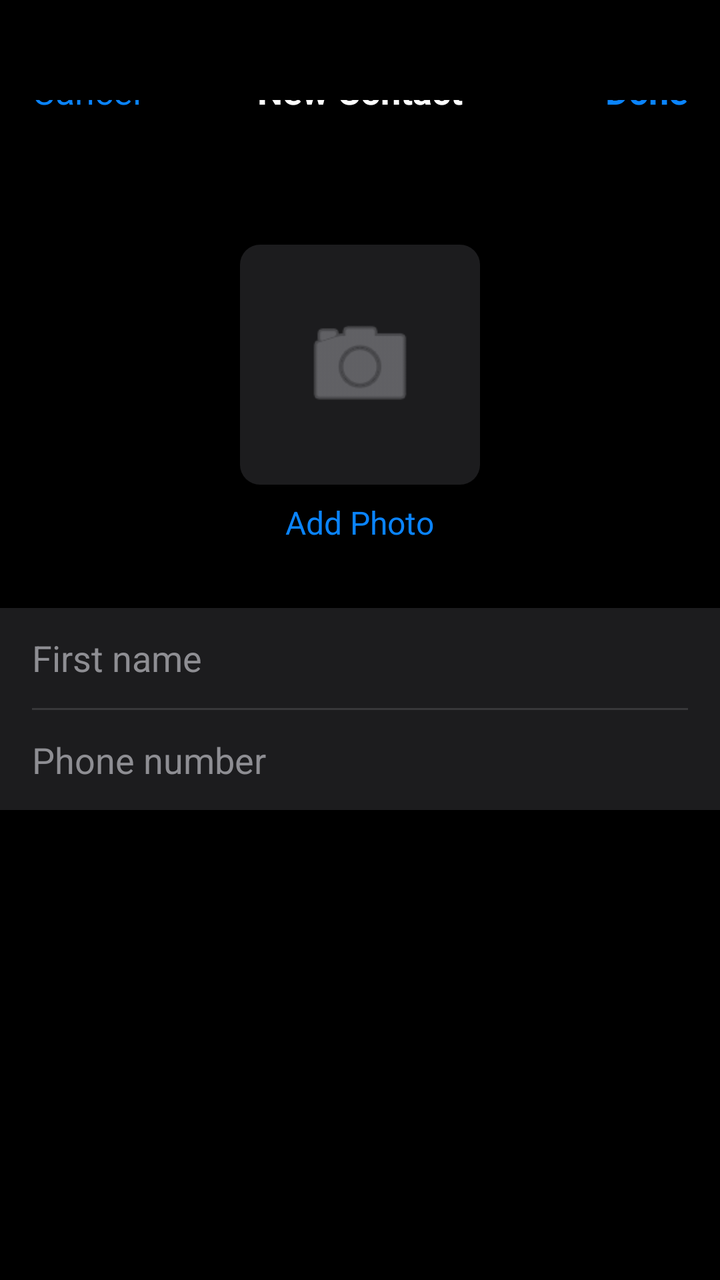
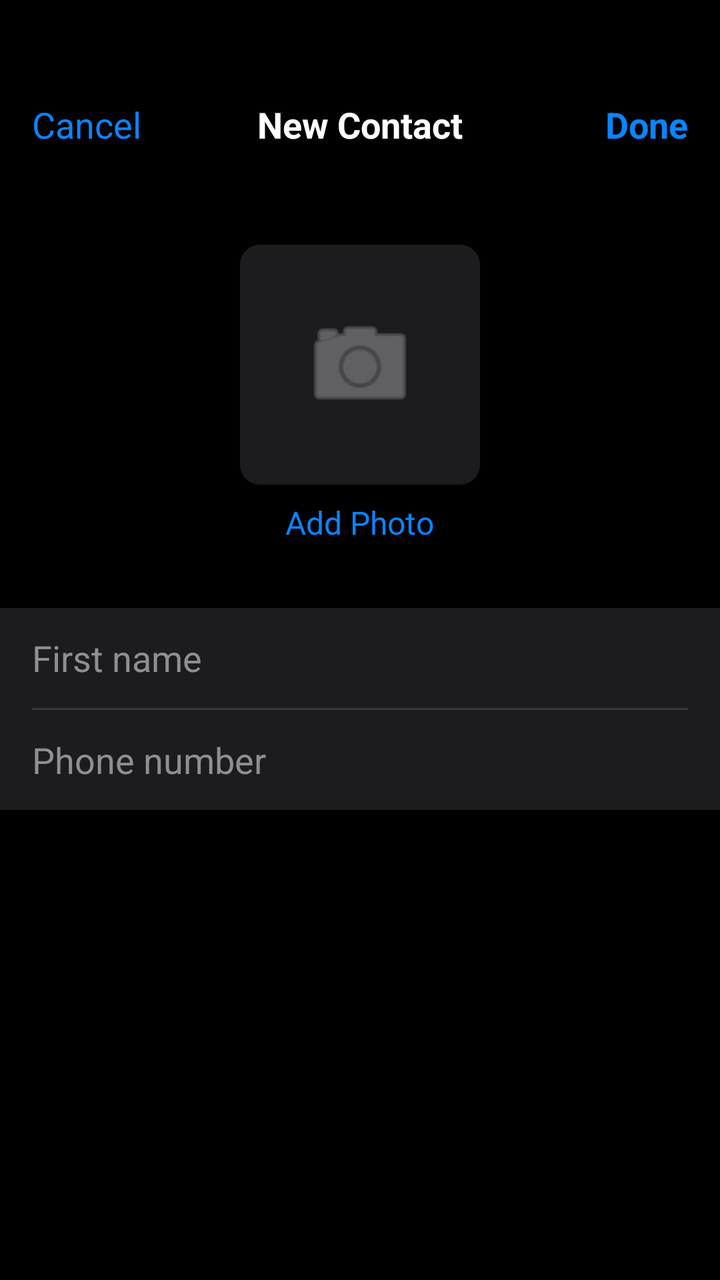

The first picture is an Android layout as it rendered before a commit; the second is the same layout after the commit. The layout source and the unified diff follow.
<!-- AndroidManifest.xml: application theme Theme.MyContact -->
<!-- res/layout/activity_add_contact.xml -->
<?xml version="1.0" encoding="utf-8"?>
<LinearLayout xmlns:android="http://schemas.android.com/apk/res/android"
    xmlns:app="http://schemas.android.com/apk/res-auto"
    android:layout_width="match_parent"
    android:layout_height="match_parent"
    android:background="#000000"
    android:orientation="vertical">

    <RelativeLayout
        android:layout_width="match_parent"
        android:layout_height="wrap_content"
        android:paddingHorizontal="16dp"
        android:paddingTop="50dp" android:paddingBottom="16dp"> <TextView
        android:id="@+id/btnCancel"
        android:layout_width="wrap_content"
        android:layout_height="wrap_content"
        android:layout_alignParentStart="true"
        android:layout_centerVertical="true"
        android:text="Cancel"
        android:textColor="#0A84FF"
        android:textSize="18sp" />

        <TextView
            android:layout_width="wrap_content"
            android:layout_height="wrap_content"
            android:layout_centerInParent="true"
            android:text="New Contact"
            android:textColor="#FFFFFF"
            android:textSize="18sp"
            android:textStyle="bold" />

        <TextView
            android:id="@+id/btnDone"
            android:layout_width="wrap_content"
            android:layout_height="wrap_content"
            android:layout_alignParentEnd="true"
            android:layout_centerVertical="true"
            android:text="Done"
            android:textColor="#0A84FF"
            android:textSize="18sp"
            android:textStyle="bold" />
    </RelativeLayout>

    <ImageView
        android:layout_width="120dp"
        android:layout_height="120dp"
        android:layout_gravity="center"
        android:layout_marginTop="32dp"
        android:src="@android:drawable/ic_menu_camera"
        app:tint="#8E8E93"
        android:background="@drawable/search_bg"
        android:padding="30dp"/>

    <TextView
        android:layout_width="wrap_content"
        android:layout_height="wrap_content"
        android:layout_gravity="center"
        android:layout_marginTop="8dp"
        android:text="Add Photo"
        android:textColor="#0A84FF"
        android:textSize="16sp" />

    <LinearLayout
        android:layout_width="match_parent"
        android:layout_height="wrap_content"
        android:layout_marginTop="32dp"
        android:background="#1C1C1E"
        android:orientation="vertical"
        android:paddingHorizontal="16dp">

        <EditText
            android:id="@+id/etFirstName"
            android:layout_width="match_parent"
            android:layout_height="50dp"
            android:background="@null"
            android:hint="First name"
            android:textColor="#FFFFFF"
            android:textColorHint="#8E8E93"
            android:inputType="textPersonName" />

        <View
            android:layout_width="match_parent"
            android:layout_height="1dp"
            android:background="#38383A" />

        <EditText
            android:id="@+id/etPhone"
            android:layout_width="match_parent"
            android:layout_height="50dp"
            android:background="@null"
            android:hint="Phone number"
            android:textColor="#FFFFFF"
            android:textColorHint="#8E8E93"
            android:inputType="phone" />
    </LinearLayout>

</LinearLayout>
<!-- resources referenced by this layout -->
<resources>
  <!-- drawable search_bg (drawable) -->
  <?xml version="1.0" encoding="utf-8"?>
  <shape xmlns:android="http://schemas.android.com/apk/res/android"
      android:shape="rectangle">
  
      <solid android:color="#1C1C1E" />
  
      <corners android:radius="10dp" />
  
  </shape>
  <style name="Theme.MyContact" parent="Theme.Material3.Light.NoActionBar">
          
          <item name="colorPrimary">@color/purple_500</item>
          <item name="colorPrimaryVariant">@color/purple_700</item>
          <item name="colorOnPrimary">@color/white</item>
          
          <item name="colorSecondary">@color/teal_200</item>
          <item name="colorSecondaryVariant">@color/teal_700</item>
          <item name="colorOnSecondary">@color/black</item>
          
          <item name="android:statusBarColor">?attr/colorPrimaryVariant</item>
          
      </style>
  <color name="purple_500">#FF6200EE</color>
  <color name="purple_700">#FF3700B3</color>
  <color name="white">#FFFFFFFF</color>
  <color name="teal_200">#FF03DAC5</color>
  <color name="teal_700">#FF018786</color>
  <color name="black">#FF000000</color>
</resources>

<!-- the commit's change to res/layout/activity_add_contact.xml (unified diff, before → after) -->
@@ -6,40 +6,44 @@
     android:background="#000000"
     android:orientation="vertical">
 
-    <RelativeLayout
+    <LinearLayout
         android:layout_width="match_parent"
         android:layout_height="wrap_content"
+        android:orientation="horizontal"
         android:paddingHorizontal="16dp"
-        android:paddingTop="50dp" android:paddingBottom="16dp"> <TextView
-        android:id="@+id/btnCancel"
-        android:layout_width="wrap_content"
-        android:layout_height="wrap_content"
-        android:layout_alignParentStart="true"
-        android:layout_centerVertical="true"
-        android:text="Cancel"
-        android:textColor="#0A84FF"
-        android:textSize="18sp" />
+        android:paddingTop="50dp"
+        android:paddingBottom="16dp"
+        android:gravity="center_vertical">
+
+        <TextView
+            android:id="@+id/btnCancel"
+            android:layout_width="0dp"
+            android:layout_height="wrap_content"
+            android:layout_weight="1"
+            android:text="Cancel"
+            android:textColor="#0A84FF"
+            android:textSize="18sp" />
 
         <TextView
             android:layout_width="wrap_content"
             android:layout_height="wrap_content"
-            android:layout_centerInParent="true"
             android:text="New Contact"
             android:textColor="#FFFFFF"
             android:textSize="18sp"
-            android:textStyle="bold" />
+            android:textStyle="bold"
+            android:gravity="center" />
 
         <TextView
             android:id="@+id/btnDone"
-            android:layout_width="wrap_content"
+            android:layout_width="0dp"
             android:layout_height="wrap_content"
-            android:layout_alignParentEnd="true"
-            android:layout_centerVertical="true"
+            android:layout_weight="1"
             android:text="Done"
+            android:gravity="end"
             android:textColor="#0A84FF"
             android:textSize="18sp"
             android:textStyle="bold" />
-    </RelativeLayout>
+    </LinearLayout>
 
     <ImageView
         android:layout_width="120dp"
@@ -93,5 +97,4 @@
             android:textColorHint="#8E8E93"
             android:inputType="phone" />
     </LinearLayout>
-
 </LinearLayout>
